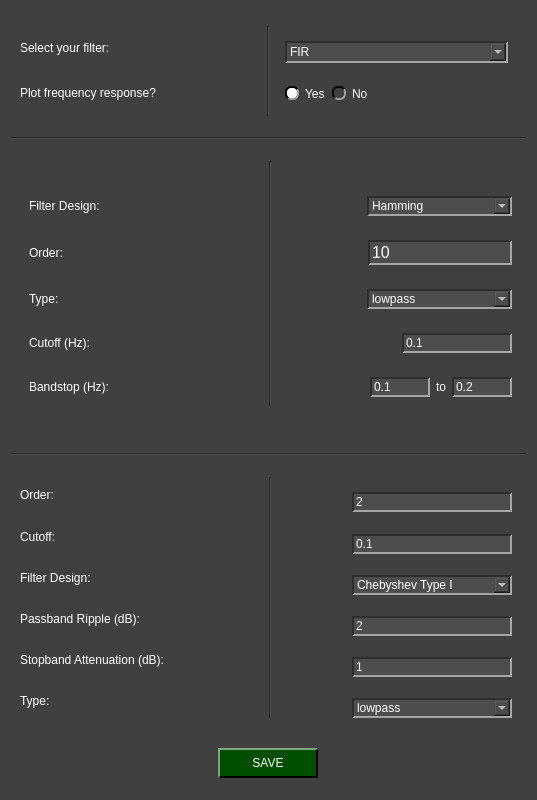
Qt form pydaq/uis/PYDAQ_Digital_filterss_NIDAQ_widget.ui (viniciusfs14/pydaq) before a commit.
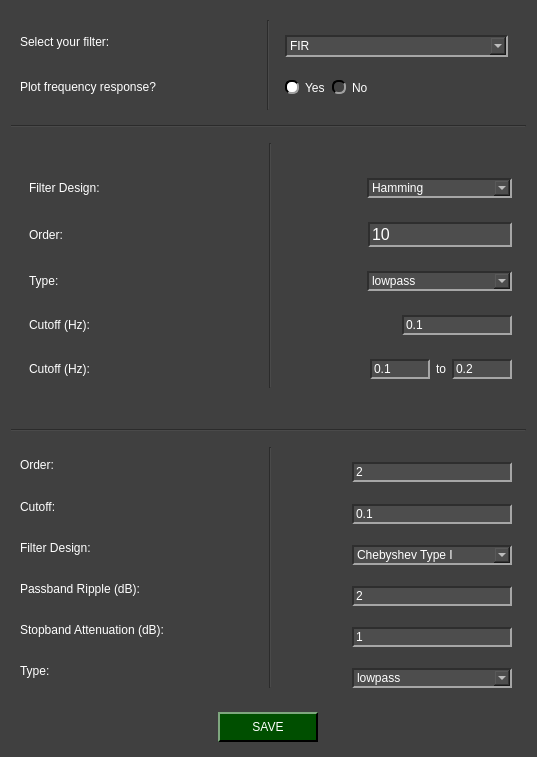
The same form after that commit. Icons and pictures are not drawn.

```diff
--- a/pydaq/uis/PYDAQ_Digital_filterss_NIDAQ_widget.ui
+++ b/pydaq/uis/PYDAQ_Digital_filterss_NIDAQ_widget.ui
@@ -7,7 +7,7 @@
     <x>0</x>
     <y>0</y>
     <width>537</width>
-    <height>800</height>
+    <height>757</height>
    </rect>
   </property>
   <property name="minimumSize">
@@ -963,7 +963,7 @@
          <item row="0" column="0">
           <widget class="QLabel" name="label_3">
            <property name="text">
-            <string>Bandstop (Hz):</string>
+            <string>Cutoff (Hz):</string>
            </property>
           </widget>
          </item>
```
